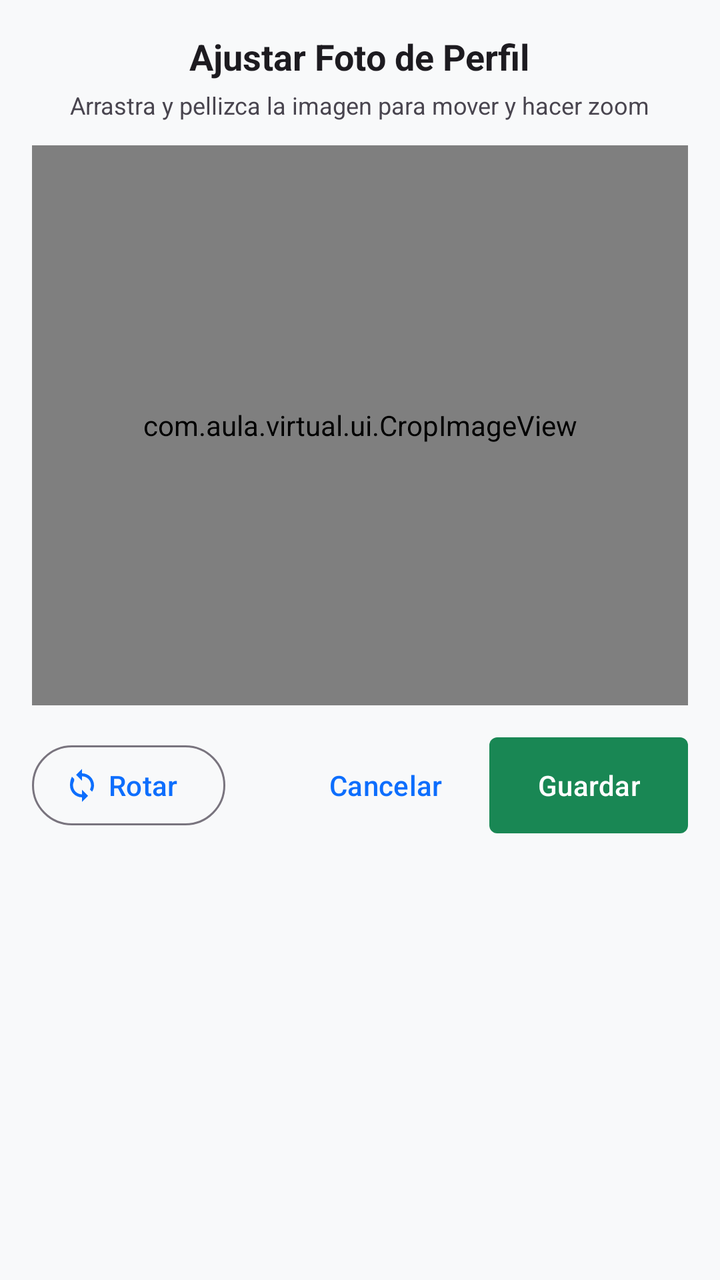
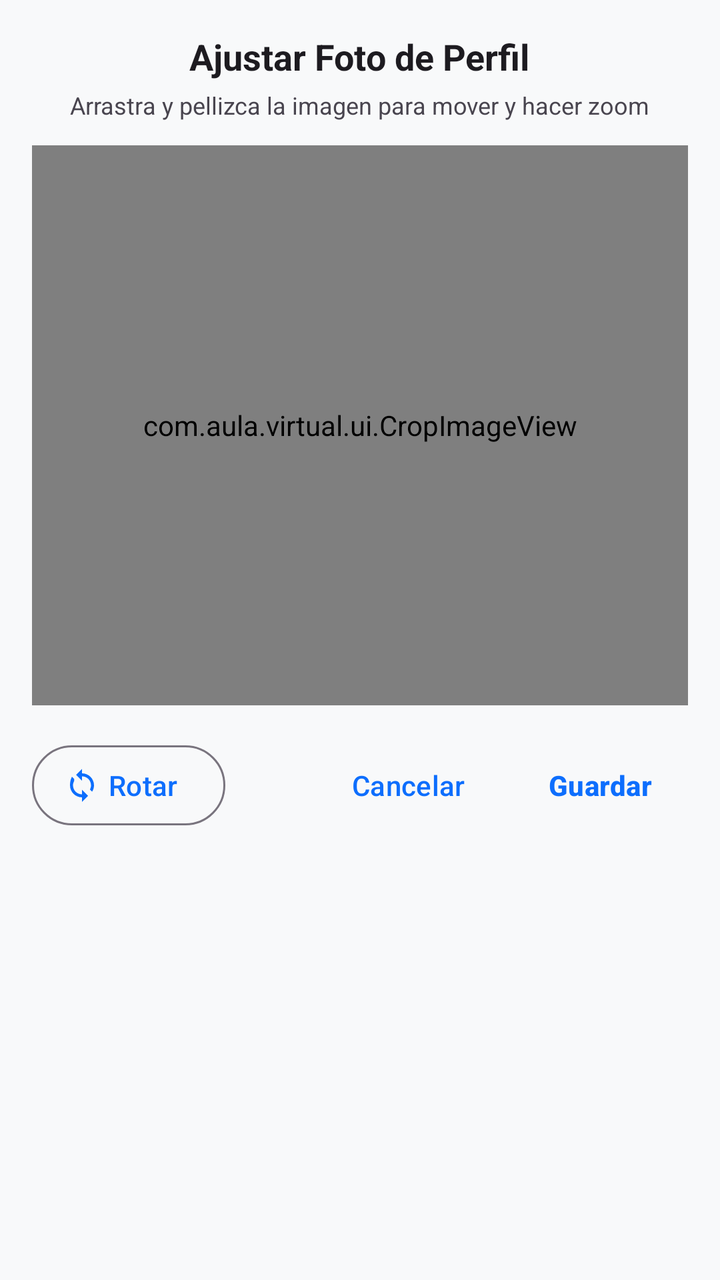

Screens rendered from an Android XML layout before and after an edit, with the pre-edit source and the edit as a unified diff.
<!-- AndroidManifest.xml: application theme Theme.MyApplication -->
<!-- res/layout/dialog_crop_image.xml -->
<?xml version="1.0" encoding="utf-8"?>
<LinearLayout xmlns:android="http://schemas.android.com/apk/res/android"
    xmlns:app="http://schemas.android.com/apk/res-auto"
    android:layout_width="match_parent"
    android:layout_height="wrap_content"
    android:orientation="vertical"
    android:padding="16dp"
    android:gravity="center_horizontal">

    <TextView
        android:layout_width="wrap_content"
        android:layout_height="wrap_content"
        android:text="Ajustar Foto de Perfil"
        android:textSize="18sp"
        android:textStyle="bold"
        android:textColor="?android:attr/textColorPrimary"
        android:layout_marginBottom="4dp"/>

    <TextView
        android:layout_width="wrap_content"
        android:layout_height="wrap_content"
        android:text="Arrastra y pellizca la imagen para mover y hacer zoom"
        android:textSize="12sp"
        android:textColor="?android:attr/textColorSecondary"
        android:layout_marginBottom="12dp"
        android:gravity="center"/>

    <com.aula.virtual.ui.CropImageView
        android:id="@+id/cropImageView"
        android:layout_width="match_parent"
        android:layout_height="280dp"
        android:background="#111111"/>

    <RelativeLayout
        android:layout_width="match_parent"
        android:layout_height="wrap_content"
        android:layout_marginTop="16dp">

        <com.google.android.material.button.MaterialButton
            android:id="@+id/btnRotate90"
            style="@style/Widget.Material3.Button.OutlinedButton.Icon"
            android:layout_width="wrap_content"
            android:layout_height="wrap_content"
            android:layout_alignParentStart="true"
            android:layout_centerVertical="true"
            android:text="Rotar"
            android:textAllCaps="false"
            app:icon="@drawable/ic_rotate_wheel"
            app:iconTint="?attr/colorPrimary"
            android:textColor="?attr/colorPrimary"/>

        <LinearLayout
            android:layout_width="wrap_content"
            android:layout_height="wrap_content"
            android:layout_alignParentEnd="true"
            android:layout_centerVertical="true"
            android:orientation="horizontal">

            <Button
                android:id="@+id/btnCropCancel"
                style="@style/Widget.Material3.Button.TextButton"
                android:layout_width="wrap_content"
                android:layout_height="wrap_content"
                android:text="Cancelar"
                android:textAllCaps="false"/>

            <Button
                android:id="@+id/btnCropSave"
                style="@style/Widget.Bootstrap.Button.Success"
                android:layout_width="wrap_content"
                android:layout_height="wrap_content"
                android:layout_marginStart="8dp"
                android:text="Guardar"
                android:textAllCaps="false"/>

        </LinearLayout>

    </RelativeLayout>

</LinearLayout>
<!-- resources referenced by this layout -->
<resources>
  <!-- drawable ic_rotate_wheel (drawable) -->
  <vector xmlns:android="http://schemas.android.com/apk/res/android"
      android:width="28dp"
      android:height="28dp"
      android:viewportWidth="24"
      android:viewportHeight="24">
      <path
          android:fillColor="#FFFFFF"
          android:pathData="M12,4V1L8,5l4,4V6c3.31,0 6,2.69 6,6 0,1.01 -0.27,1.97 -0.74,2.8l1.46,1.46C19.54,15.03 20,13.57 20,12c0,-4.42 -3.58,-8 -8,-8zM6.74,7.74L5.28,6.28C4.46,7.97 4,9.43 4,12c0,4.42 3.58,8 8,8v3l4,-4 -4,-4v3c-3.31,0 -6,-2.69 -6,-6 0,-1.01 0.27,-1.97 0.74,-2.8z"/>
  </vector>
  <style name="Widget.Bootstrap.Button.Success" parent="Widget.Bootstrap.Button">
          <item name="backgroundTint">@color/bs_success</item>
          <item name="android:textColor">@color/white</item>
      </style>
  <style name="Theme.MyApplication" parent="Base.Theme.MyApplication" />
  <style name="Widget.Bootstrap.Button" parent="Widget.Material3.Button">
          <item name="android:insetTop">0dp</item>
          <item name="android:insetBottom">0dp</item>
          <item name="shapeAppearance">@style/ShapeAppearance.Bootstrap.Small</item>
          <item name="android:textColor">?attr/colorOnPrimary</item>
      </style>
  <color name="bs_success">#198754</color>
  <color name="white">#FFFFFFFF</color>
  <style name="Base.Theme.MyApplication" parent="Theme.Material3.DayNight.NoActionBar">
          <item name="colorPrimary">@color/accent_blue</item>
          <item name="colorOnPrimary">@color/white</item>
          <item name="colorSecondary">@color/bs_secondary</item>
          <item name="android:statusBarColor">@color/bs_dark</item>
          <item name="android:windowBackground">@color/bs_light</item>
          <item name="colorSurface">@color/surface_light</item>
          <item name="materialCardViewStyle">@style/Widget.Bootstrap.Card</item>
          <item name="cardViewStyle">@style/Widget.Bootstrap.Card</item>
          <item name="alertDialogTheme">@style/Theme.MyApplication.Dialog</item>
      </style>
  <style name="ShapeAppearance.Bootstrap.Small" parent="ShapeAppearance.Material3.SmallComponent">
          <item name="cornerSize">4dp</item>
      </style>
  <color name="accent_blue">#0d6efd</color>
  <color name="bs_secondary">#6c757d</color>
  <color name="bs_dark">#212529</color>
  <color name="bs_light">#f8f9fa</color>
  <color name="surface_light">#FFFFFF</color>
  <style name="Widget.Bootstrap.Card" parent="Widget.Material3.CardView.Outlined">
          <item name="cardBackgroundColor">?attr/colorSurface</item>
          <item name="cardCornerRadius">16dp</item>
          <item name="cardElevation">3dp</item>
          <item name="strokeColor">?attr/colorPrimary</item>
          <item name="strokeWidth">2dp</item>
          <item name="android:layout_margin">8dp</item>
      </style>
  <style name="Theme.MyApplication.Dialog" parent="ThemeOverlay.Material3.MaterialAlertDialog">
          <item name="shapeAppearanceOverlay">@style/ShapeAppearance.MyApplication.Dialog</item>
      </style>
  <style name="ShapeAppearance.MyApplication.Dialog" parent="ShapeAppearance.Material3.LargeComponent">
          <item name="cornerSize">20dp</item>
      </style>
</resources>

<!-- the commit's change to res/layout/dialog_crop_image.xml (unified diff, before → after) -->
@@ -66,11 +66,13 @@
 
             <Button
                 android:id="@+id/btnCropSave"
-                style="@style/Widget.Bootstrap.Button.Success"
+                style="@style/Widget.Material3.Button.TextButton"
                 android:layout_width="wrap_content"
                 android:layout_height="wrap_content"
                 android:layout_marginStart="8dp"
                 android:text="Guardar"
+                android:textColor="?attr/colorPrimary"
+                android:textStyle="bold"
                 android:textAllCaps="false"/>
 
         </LinearLayout>
<!-- resource entries referenced after the edit -->
@@ -10,18 +10,7 @@
           android:fillColor="#FFFFFF"
           android:pathData="M12,4V1L8,5l4,4V6c3.31,0 6,2.69 6,6 0,1.01 -0.27,1.97 -0.74,2.8l1.46,1.46C19.54,15.03 20,13.57 20,12c0,-4.42 -3.58,-8 -8,-8zM6.74,7.74L5.28,6.28C4.46,7.97 4,9.43 4,12c0,4.42 3.58,8 8,8v3l4,-4 -4,-4v3c-3.31,0 -6,-2.69 -6,-6 0,-1.01 0.27,-1.97 0.74,-2.8z"/>
   </vector>
-  <style name="Widget.Bootstrap.Button.Success" parent="Widget.Bootstrap.Button">
-          <item name="backgroundTint">@color/bs_success</item>
-          <item name="android:textColor">@color/white</item>
-      </style>
   <style name="Theme.MyApplication" parent="Base.Theme.MyApplication" />
-  <style name="Widget.Bootstrap.Button" parent="Widget.Material3.Button">
-          <item name="android:insetTop">0dp</item>
-          <item name="android:insetBottom">0dp</item>
-          <item name="shapeAppearance">@style/ShapeAppearance.Bootstrap.Small</item>
-          <item name="android:textColor">?attr/colorOnPrimary</item>
-      </style>
-  <color name="bs_success">#198754</color>
   <color name="white">#FFFFFFFF</color>
   <style name="Base.Theme.MyApplication" parent="Theme.Material3.DayNight.NoActionBar">
           <item name="colorPrimary">@color/accent_blue</item>
@@ -33,9 +22,6 @@
           <item name="materialCardViewStyle">@style/Widget.Bootstrap.Card</item>
           <item name="cardViewStyle">@style/Widget.Bootstrap.Card</item>
           <item name="alertDialogTheme">@style/Theme.MyApplication.Dialog</item>
-      </style>
-  <style name="ShapeAppearance.Bootstrap.Small" parent="ShapeAppearance.Material3.SmallComponent">
-          <item name="cornerSize">4dp</item>
       </style>
   <color name="accent_blue">#0d6efd</color>
   <color name="bs_secondary">#6c757d</color>
